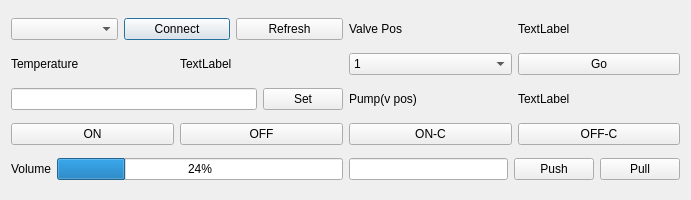
Qt form gene-seq-control/gui/flowcell_view.ui (cyanial/gene-seq-platform-control) before a commit.
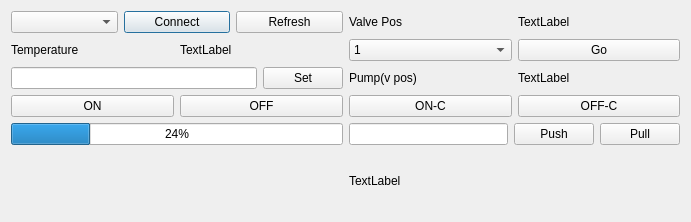
The same form after that commit.

Patch:
```diff
--- a/gene-seq-control/gui/flowcell_view.ui
+++ b/gene-seq-control/gui/flowcell_view.ui
@@ -7,7 +7,7 @@
     <x>0</x>
     <y>0</y>
     <width>691</width>
-    <height>200</height>
+    <height>222</height>
    </rect>
   </property>
   <property name="windowTitle">
@@ -205,23 +205,12 @@
     </layout>
    </item>
    <item row="4" column="0">
-    <layout class="QHBoxLayout" name="horizontalLayout_10">
-     <item>
-      <widget class="QLabel" name="volumeTextLabel">
-       <property name="text">
-        <string>Volume</string>
-       </property>
-      </widget>
-     </item>
-     <item>
       <widget class="QProgressBar" name="volumeProgressBar">
        <property name="value">
         <number>24</number>
        </property>
       </widget>
      </item>
-    </layout>
-   </item>
    <item row="4" column="1">
     <layout class="QHBoxLayout" name="horizontalLayout_9">
      <item>
@@ -243,6 +232,13 @@
      </item>
     </layout>
    </item>
+   <item row="5" column="1">
+    <widget class="QLabel" name="pumpStateLabel">
+     <property name="text">
+      <string>TextLabel</string>
+     </property>
+    </widget>
+   </item>
   </layout>
  </widget>
  <resources/>
```
Lines whose indentation alone changed are shown as unchanged.
